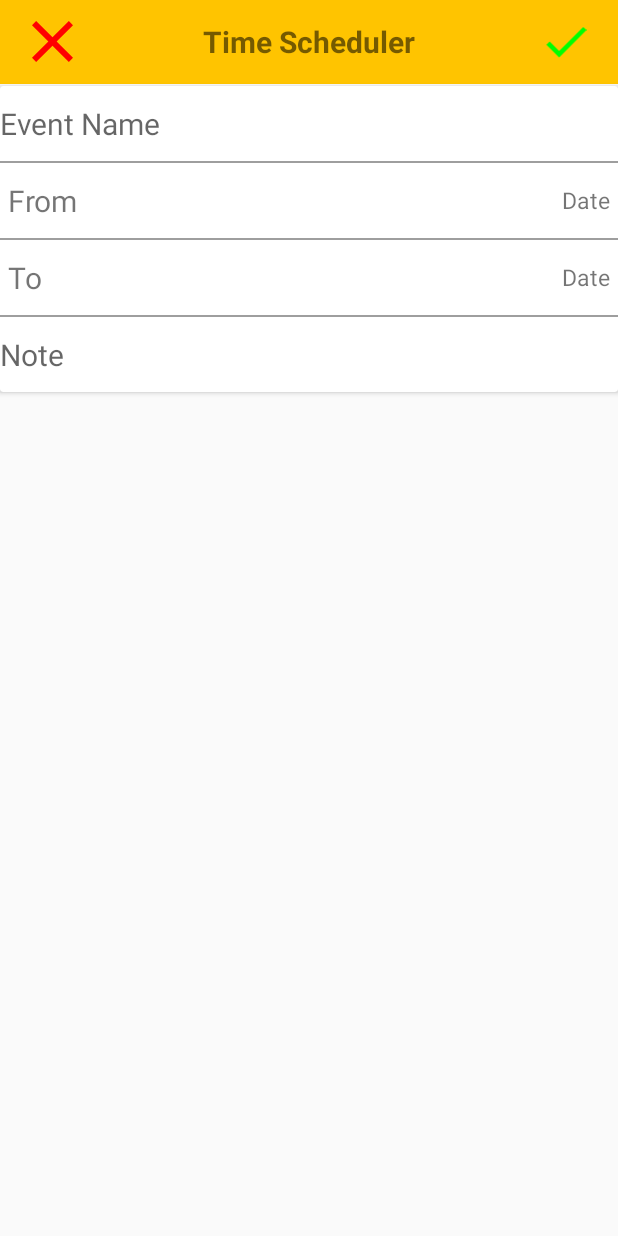
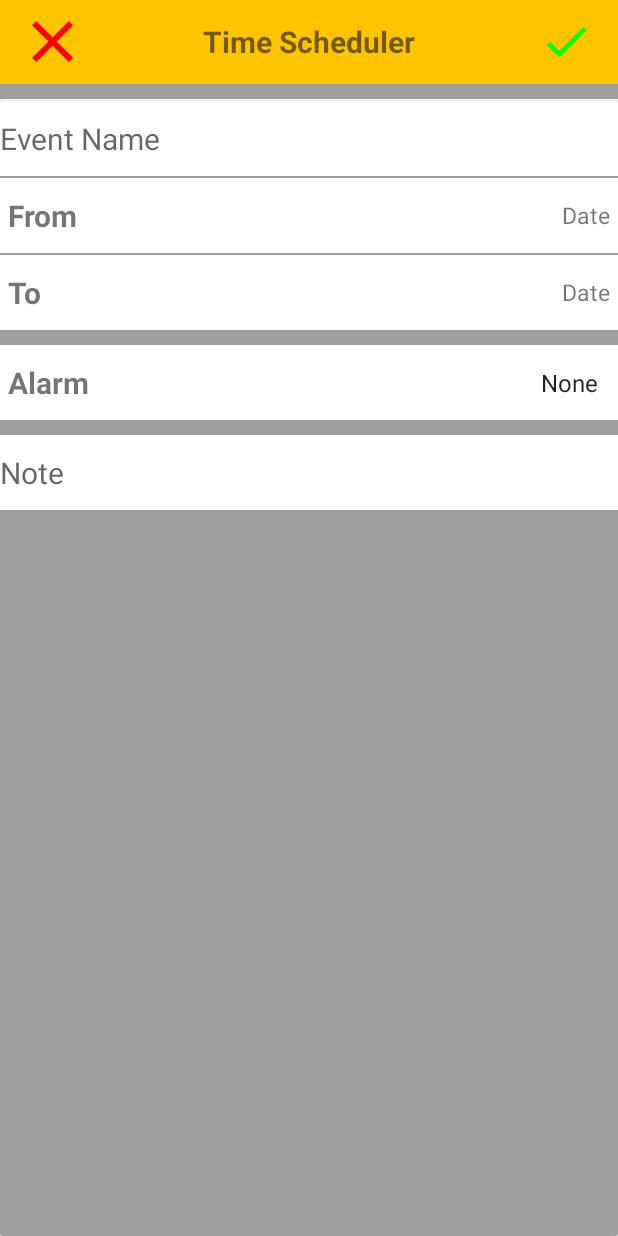
Before and after one commit to Siarc/EventScheduler, an Android app: the SchedulerActivity screen opened directly, with no data from a screen before it, on a phone screen of 412 x 824 dp. Run offline under Robolectric (Android 15) with nearby library versions, the phone set to English and light mode, and no system bars.

Commit message:
DatePicker and TimePicker implemented.Next Alarm. Setting the Spinner.

```diff
--- a/app/src/main/java/com/example/eventscheduler/activities/SchedulerActivity.java
+++ b/app/src/main/java/com/example/eventscheduler/activities/SchedulerActivity.java
@@ -11,17 +11,22 @@ import android.support.annotation.Nullable;
 import android.support.v7.app.AppCompatActivity;
 import android.util.Log;
 import android.view.View;
+import android.widget.AdapterView;
+import android.widget.ArrayAdapter;
 import android.widget.DatePicker;
 import android.widget.EditText;
 import android.widget.ImageView;
 import android.widget.RelativeLayout;
+import android.widget.Spinner;
 import android.widget.TextView;
 import android.widget.TimePicker;
 import android.widget.Toast;
 
 import com.example.eventscheduler.R;
 
+import java.util.ArrayList;
 import java.util.Calendar;
+import java.util.List;
 
 public class SchedulerActivity extends AppCompatActivity {
 
@@ -46,10 +51,12 @@ public class SchedulerActivity extends AppCompatActivity {
     private ImageView close, accept;
     private EditText eventName, eventNote;
     private TextView fromDate, toDate;
-    private RelativeLayout rlFrom, rlTo;
+    private RelativeLayout rlFrom, rlTo, rlSetAlarm;
+    private Spinner spinAlarmTimes;
     private Context context;
 
-    private DatePickerDialog.OnDateSetListener orderDateSetListener;
+    private List<String> alarmTimes = new ArrayList<>();
+
     private DatePickerDialog.OnDateSetListener fromDateSetListener;
 
 
@@ -59,10 +66,63 @@ public class SchedulerActivity extends AppCompatActivity {
         super.onCreate(savedInstanceState);
         setContentView(R.layout.activity_scheduler);
 
+        populateAlarmTimes();
         init();
         onClickListeners();
+        spinnerSetUp();
+        onTimeSelectedListener();
+
     }
 
+    private void populateAlarmTimes() {
+
+        alarmTimes.add(0,"None");
+        alarmTimes.add("Before the event");
+        alarmTimes.add("5 minutes before");
+        alarmTimes.add("15 minutes before");
+        alarmTimes.add("30 minutes before");
+        alarmTimes.add("1 hour before");
+        alarmTimes.add("1 day before");
+        alarmTimes.add("1 week before");
+    }
+
+    private void onTimeSelectedListener() {
+
+        spinAlarmTimes.setOnItemSelectedListener(new AdapterView.OnItemSelectedListener() {
+            @Override
+            public void onItemSelected(AdapterView<?> parent, View view, int position, long id) {
+
+                if (parent.getItemAtPosition(position).equals("None")){
+
+                    //do nothing
+
+                }else {
+
+                    String item = parent.getItemAtPosition(position).toString();
+
+                    Toast.makeText(parent.getContext(), "Alarm at: "+ position, Toast.LENGTH_SHORT).show();
+                }
+
+            }
+
+            @Override
+            public void onNothingSelected(AdapterView<?> parent) {
+
+            }
+        });
+    }
+
+    private void spinnerSetUp() {
+
+        Log.d(TAG, "spinnerFunction: "+alarmTimes);
+
+        ArrayAdapter<String> spinnerAdapter = new ArrayAdapter<String>(this,android.R.layout.simple_spinner_item,alarmTimes);
+
+        spinnerAdapter.setDropDownViewResource(android.R.layout.simple_spinner_dropdown_item);
+
+        spinAlarmTimes.setAdapter(spinnerAdapter);
+
+    }
 
 
     private void init() {
@@ -75,6 +135,8 @@ public class SchedulerActivity extends AppCompatActivity {
         toDate = findViewById(R.id.toDate);
         rlFrom = findViewById(R.id.rlFrom);
         rlTo = findViewById(R.id.rlTo);
+        rlSetAlarm = findViewById(R.id.rlSetAlarm);
+        spinAlarmTimes = findViewById(R.id.spinAlarmTimes);
 
 
     }
@@ -115,6 +177,8 @@ public class SchedulerActivity extends AppCompatActivity {
 
                 //setting the date
                 toDatePicker();
+
+                //Log.d(TAG, "onClick: "+mYear+"-"+mMonth+1+"-"+mDay+"-"+mHour+"-"+mMinute);
 
             }
         });
--- a/app/src/main/res/layout/activity_scheduler.xml
+++ b/app/src/main/res/layout/activity_scheduler.xml
@@ -54,8 +54,15 @@
 
     </android.support.v7.widget.Toolbar>
 
+    <View
+        android:id="@+id/viewSpace"
+        android:layout_below="@id/toolbar4"
+        android:layout_width="match_parent"
+        android:layout_height="10dp"
+        android:background="@color/gray"/>
+
     <android.support.v7.widget.CardView
-        android:layout_below="@id/toolbar4"
+        android:layout_below="@id/viewSpace"
         android:layout_width="match_parent"
         android:layout_height="wrap_content"
         android:layout_marginTop="1dp">
@@ -93,6 +100,7 @@
                     android:layout_width="wrap_content"
                     android:layout_height="50dp"
                     android:text="From"
+                    android:textStyle="bold"
                     android:textSize="20sp"
                     android:gravity="center_vertical"/>
 
@@ -123,24 +131,59 @@
                 <TextView
                     android:layout_width="wrap_content"
                     android:layout_height="50dp"
+                    android:gravity="center_vertical"
                     android:text="To"
                     android:textSize="20sp"
-                    android:gravity="center_vertical"/>
+                    android:textStyle="bold" />
 
                 <TextView
                     android:id="@+id/toDate"
-                    android:layout_alignParentEnd="true"
                     android:layout_width="wrap_content"
                     android:layout_height="50dp"
+                    android:layout_alignParentEnd="true"
+                    android:gravity="center_vertical"
                     android:text="Date"
-                    android:textSize="15sp"
-                    android:gravity="center_vertical"/>
+                    android:textSize="15sp" />
 
             </RelativeLayout>
 
             <View
                 android:layout_width="match_parent"
-                android:layout_height="1dp"
+                android:layout_height="10dp"
+                android:background="@color/gray"/>
+
+            <RelativeLayout
+                android:id="@+id/rlSetAlarm"
+                android:layout_width="match_parent"
+                android:layout_height="wrap_content"
+                android:layout_marginStart="5dp"
+                android:layout_marginEnd="5dp">
+
+                <TextView
+                    android:id="@+id/alarmTextView"
+                    android:layout_width="wrap_content"
+                    android:layout_height="50dp"
+                    android:gravity="center_vertical"
+                    android:text="Alarm"
+                    android:textSize="20sp"
+                    android:textStyle="bold" />
+
+
+                <Spinner
+                    android:id="@+id/spinAlarmTimes"
+                    android:layout_toRightOf="@+id/alarmTextView"
+                    android:layout_width="match_parent"
+                    android:layout_height="50dp"
+                    android:textAlignment="textEnd"
+                    android:gravity="end"
+                    android:background="@android:color/transparent">
+                </Spinner>
+
+            </RelativeLayout>
+
+            <View
+                android:layout_width="match_parent"
+                android:layout_height="10dp"
                 android:background="@color/gray"/>
 
             <EditText
@@ -154,6 +197,10 @@
                 android:textSize="20sp"
                 tools:targetApi="o" />
 
+            <View
+                android:layout_width="match_parent"
+                android:layout_height="match_parent"
+                android:background="@color/gray"/>
 
 
         </LinearLayout>
--- a/app/src/main/res/values/strings.xml
+++ b/app/src/main/res/values/strings.xml
@@ -6,4 +6,5 @@
     <string name="todo">TODO</string>
     <string name="from">From</string>
     <string name="date">Date</string>
+
 </resources>
```
